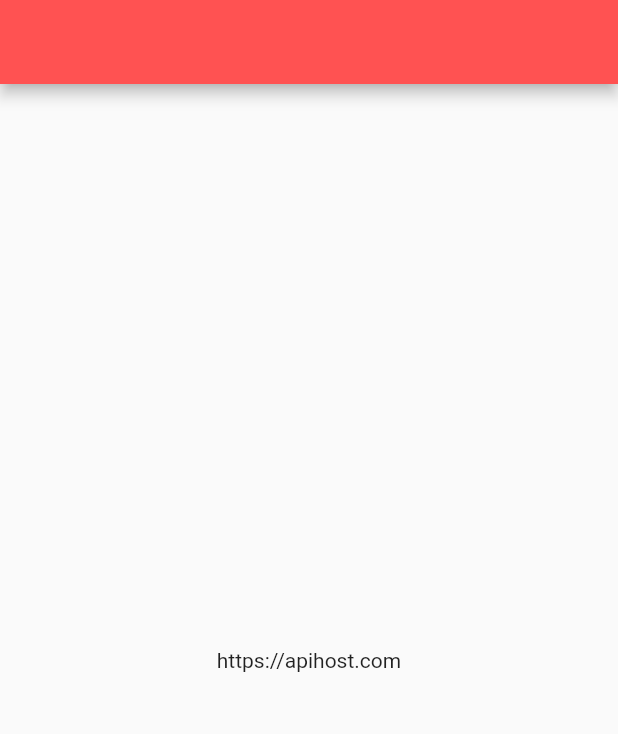
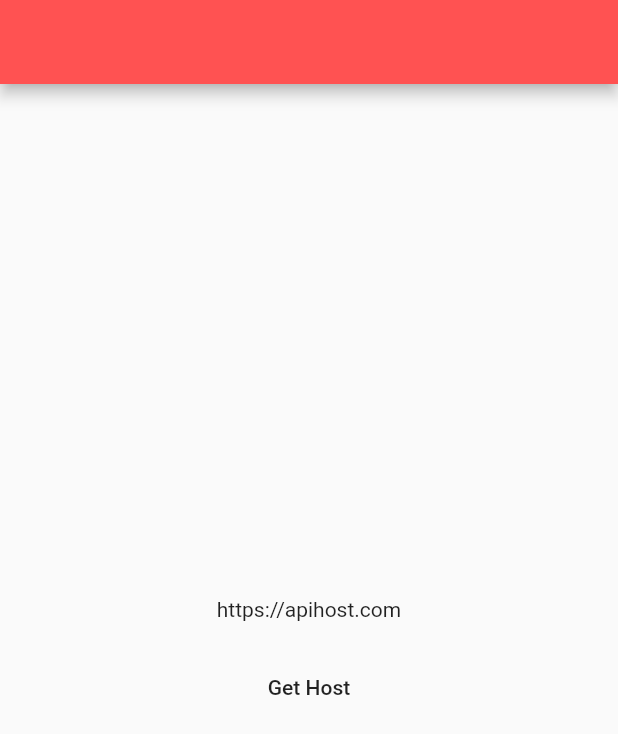
Before and after one commit to goandreus/flavors, a Flutter app: the screen it shows after launch, on a phone screen of 412 x 824 dp. Shown: the top 734 px of the screen. Run offline on Flutter 3.47's test engine with Material 2 defaults, Android fonts, the phone set to English and light mode, and no system bars.

Commit message:
instance get host

```diff
--- a/lib/pages/home_page.dart
+++ b/lib/pages/home_page.dart
@@ -1,3 +1,4 @@
+import 'package:flavors/api/account_api.dart';
 import 'package:flavors/app_config.dart';
 import 'package:flutter/material.dart';
 
@@ -15,7 +16,16 @@ class HomePage extends StatelessWidget {
         child: Column(
           mainAxisAlignment: MainAxisAlignment.center,
           children: [
-            Text(AppConfig.instance.apiHost)
+            Text(AppConfig.instance.apiHost),
+            SizedBox(
+              height: 20,
+            ),
+            FlatButton(
+              onPressed: (){
+                final host = AccountAPI.getHost();
+                print('Host $host');
+              },
+              child: Text('Get Host')),
           ],
         ),
       ),
```
